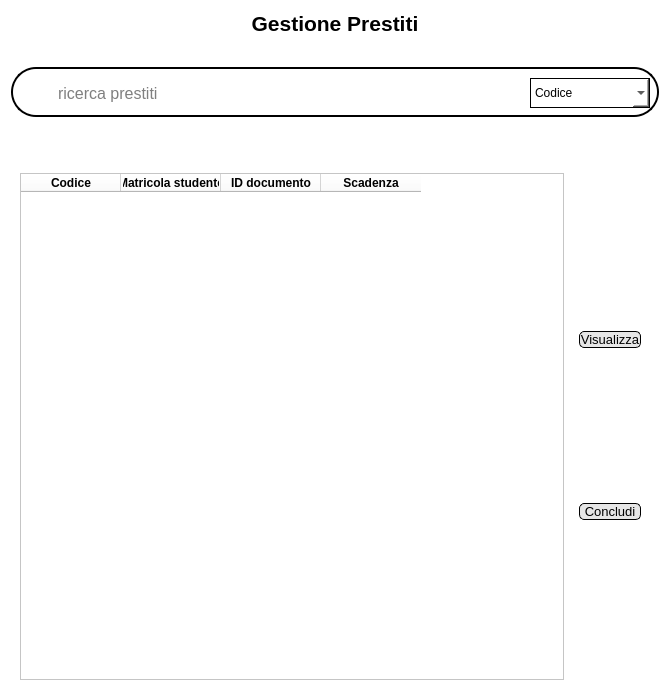
Old version of the form View/Amministratore/UI files/gestione prestiti.ui in the repository FrancescoFinizii/Biblioteca-universitaria.
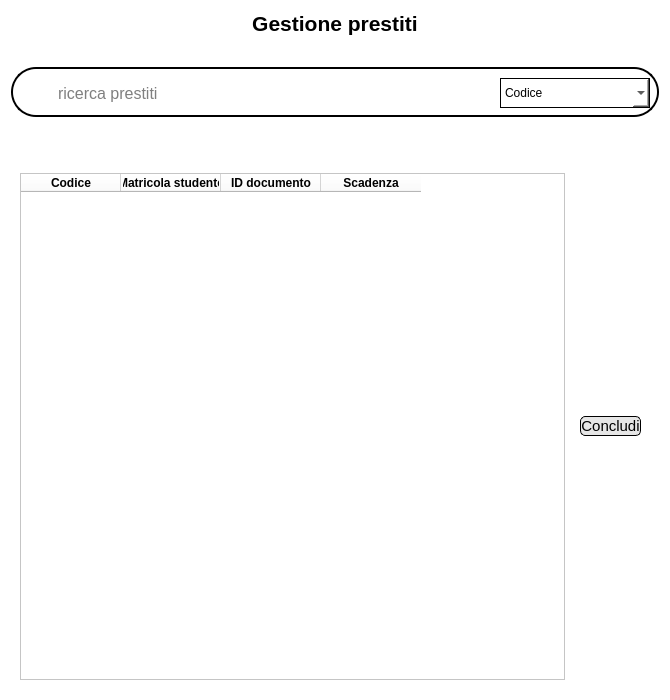
New version of the form. Icons and pictures are not drawn.

Diff of the .ui file:
```diff
--- a/View/Amministratore/UI files/gestione prestiti.ui
+++ b/View/Amministratore/UI files/gestione prestiti.ui
@@ -42,7 +42,7 @@
       <string notr="true"/>
      </property>
      <property name="text">
-      <string>Gestione Prestiti</string>
+      <string>Gestione prestiti</string>
      </property>
      <property name="alignment">
       <set>Qt::AlignCenter</set>
@@ -147,13 +147,13 @@
         </property>
         <property name="minimumSize">
          <size>
-          <width>0</width>
+          <width>150</width>
           <height>0</height>
          </size>
         </property>
         <property name="maximumSize">
          <size>
-          <width>16777215</width>
+          <width>150</width>
           <height>30</height>
          </size>
         </property>
@@ -233,38 +233,11 @@
       <item>
        <widget class="QWidget" name="widget_3" native="true">
         <layout class="QVBoxLayout" name="verticalLayout_2">
-         <item>
-          <widget class="QPushButton" name="visualizzaPrestitoButton">
-           <property name="font">
-            <font>
-             <pointsize>10</pointsize>
-            </font>
-           </property>
-           <property name="styleSheet">
-            <string notr="true">QPushButton#visualizzaPrestitoButton {
-	border: 1px solid;
-	background-color:rgb(230, 230, 230);
-	border-radius: 5px;
-	border-color: rgb(0, 0, 0);
-}
-QPushButton#visualizzaPrestitoButton:hover {
-	background-color: rgb(207, 207, 207);
-}</string>
-           </property>
-           <property name="text">
-            <string>Visualizza</string>
-           </property>
-           <property name="icon">
-            <iconset>
-             <normaloff>../Resources/open file-icon.png</normaloff>../Resources/open file-icon.png</iconset>
-           </property>
-          </widget>
-         </item>
          <item>
           <widget class="QPushButton" name="concludiPrestitoButton">
            <property name="font">
             <font>
-             <pointsize>10</pointsize>
+             <pointsize>11</pointsize>
             </font>
            </property>
            <property name="styleSheet">
```
Left out of the diff: 3 changed lines with no effect on the pictures.
